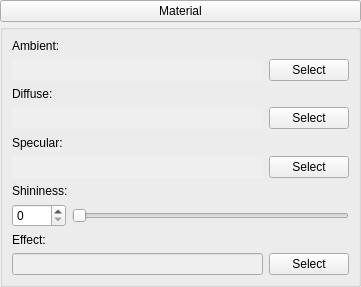
Old version of the form v2.5/GEAR Studio/MaterialPropertiesTab.ui in the repository andyreimann/gear.
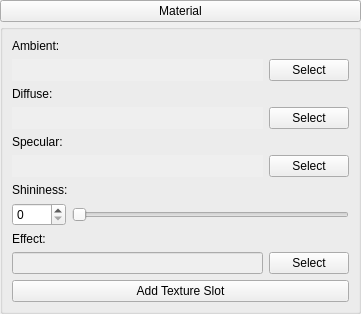
New version of the form.

Commit message: * added basic support for a generic texture selector module

The edit to the form file:
```diff
--- a/v2.5/GEAR Studio/MaterialPropertiesTab.ui
+++ b/v2.5/GEAR Studio/MaterialPropertiesTab.ui
@@ -7,7 +7,7 @@
     <x>0</x>
     <y>0</y>
     <width>361</width>
-    <height>287</height>
+    <height>296</height>
    </rect>
   </property>
   <property name="sizePolicy">
@@ -196,6 +196,16 @@
           </item>
          </layout>
         </item>
+        <item>
+         <layout class="QVBoxLayout" name="textureSelectorRoot"/>
+        </item>
+        <item>
+         <widget class="QPushButton" name="addTextureSelector">
+          <property name="text">
+           <string>Add Texture Slot</string>
+          </property>
+         </widget>
+        </item>
        </layout>
       </item>
      </layout>
```
The commit also changes 9 other files.
